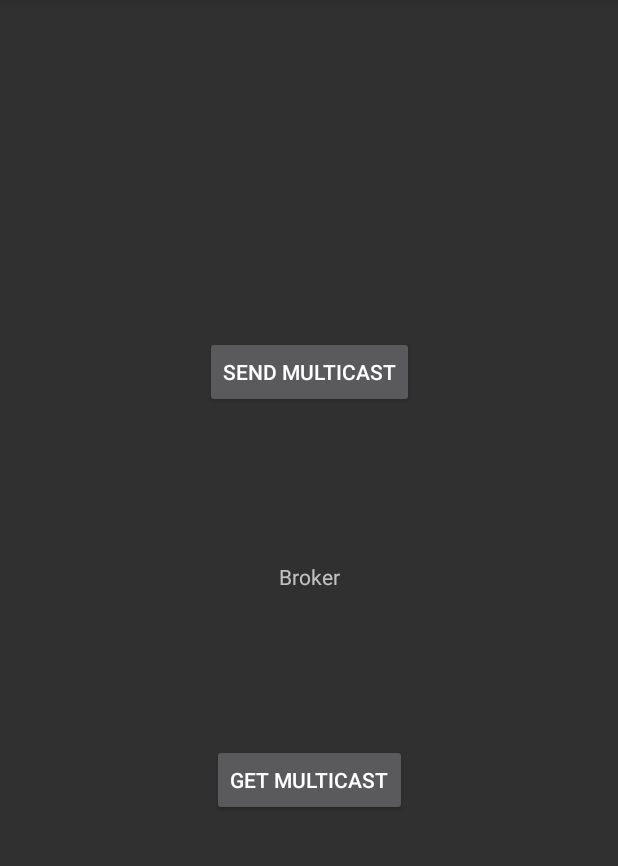
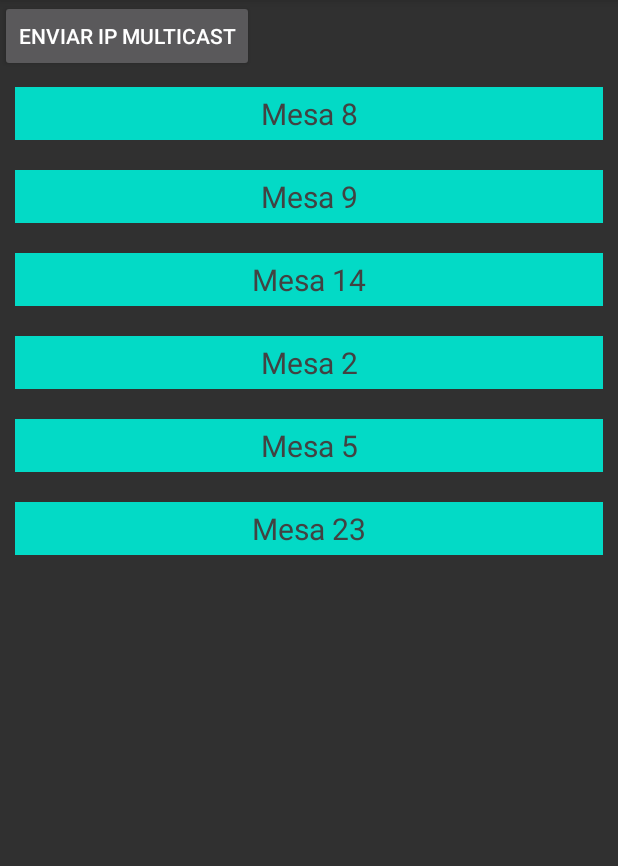
Before and after one commit to diegoginko/CheMozo, an Android app built with Jetpack Compose: the screen it shows after launch (BrokerActivity), after a tap on "BROKER", on a phone screen of 412 x 824 dp, the part 84-950 px from its top. Run offline under Robolectric (Android 15) with nearby library versions, the phone set to English and light mode, and no system bars; our stand-ins replace data binding; libraries missing offline, so code that uses them is left out: mqtt.broker, mqtt.broker.interfaces, mqtt.packets, mqtt.packets.mqtt; 4 statements that could not run were skipped.

Commit message:
Implemento adapter dispositivos

```diff
--- a/App/androidApp/src/main/java/com/diegoginko/chemozo/android/application/CheMozo.kt
+++ b/App/androidApp/src/main/java/com/diegoginko/chemozo/android/application/CheMozo.kt
@@ -1,6 +1,7 @@
 package com.diegoginko.chemozo.android.application
 
 import android.app.Application
+import com.diegoginko.chemozo.android.di.adapterModule
 import com.diegoginko.chemozo.android.di.appModule
 import com.diegoginko.chemozo.di.initKoin
 import org.koin.android.BuildConfig
@@ -15,7 +16,7 @@ class CheMozo : Application() {
         initKoin {
             androidLogger(if (BuildConfig.DEBUG) Level.ERROR else Level.NONE)
             androidContext(this@CheMozo)
-            modules(appModule)
+            modules(appModule, adapterModule)
         }
 
     }
--- /dev/null
+++ b/App/androidApp/src/main/java/com/diegoginko/chemozo/android/di/AdapterModule.kt
@@ -0,0 +1,14 @@
+package com.diegoginko.chemozo.android.di
+
+import com.diegoginko.chemozo.android.ui.broker.adapter.DispositivosAdapter
+import org.koin.dsl.module
+
+val adapterModule = module {
+    fun provideDispositivosAdapter() : DispositivosAdapter{
+        return DispositivosAdapter()
+    }
+
+    single{
+        provideDispositivosAdapter()
+    }
+}
--- /dev/null
+++ b/App/androidApp/src/main/java/com/diegoginko/chemozo/android/entidades/Dispositivo.kt
@@ -0,0 +1,7 @@
+package com.diegoginko.chemozo.android.entidades
+
+data class Dispositivo(
+    var nombre : String = "",
+    var alias : String = "",
+    var activo : Boolean = true
+)
--- a/App/androidApp/src/main/java/com/diegoginko/chemozo/android/ui/broker/BrokerActivity.kt
+++ b/App/androidApp/src/main/java/com/diegoginko/chemozo/android/ui/broker/BrokerActivity.kt
@@ -4,8 +4,13 @@ import androidx.appcompat.app.AppCompatActivity
 import android.os.Bundle
 import android.widget.Toast
 import androidx.databinding.DataBindingUtil
+import androidx.recyclerview.widget.LinearLayoutManager
+import androidx.recyclerview.widget.RecyclerView
 import com.diegoginko.chemozo.android.R
 import com.diegoginko.chemozo.android.databinding.ActivityBrokerBinding
+import com.diegoginko.chemozo.android.entidades.Dispositivo
+import com.diegoginko.chemozo.android.ui.broker.adapter.DispositivosAdapter
+import org.koin.android.ext.android.inject
 import org.koin.androidx.viewmodel.ext.android.viewModel
 
 class BrokerActivity : AppCompatActivity() {
@@ -14,6 +19,8 @@ class BrokerActivity : AppCompatActivity() {
 
     private lateinit var binding : ActivityBrokerBinding
 
+    private val adapter: DispositivosAdapter by inject()
+
 
     @OptIn(ExperimentalUnsignedTypes::class)
     override fun onCreate(savedInstanceState: Bundle?) {
@@ -21,7 +28,9 @@ class BrokerActivity : AppCompatActivity() {
         binding = DataBindingUtil.setContentView(this, R.layout.activity_broker)
         binding.brokerViewModel = model
 
+        initializeDispositivos()
         setObservables()
+
     }
 
     @OptIn(ExperimentalUnsignedTypes::class)
@@ -32,4 +41,21 @@ class BrokerActivity : AppCompatActivity() {
             }
         }
     }
+
+    private fun initializeDispositivos(){
+        val listDispositivos = binding.rvDispositivos
+        listDispositivos.layoutManager = LinearLayoutManager(this, RecyclerView.VERTICAL, false)
+        listDispositivos.setHasFixedSize(true)
+        listDispositivos.adapter = adapter
+
+        val dispositivos = arrayListOf<Dispositivo>()
+        dispositivos.add(Dispositivo("Prueba","Mesa 8"))
+        dispositivos.add(Dispositivo("Prueba","Mesa 9"))
+        dispositivos.add(Dispositivo("Prueba","Mesa 14"))
+        dispositivos.add(Dispositivo("Prueba","Mesa 2"))
+        dispositivos.add(Dispositivo("Prueba","Mesa 5"))
+        dispositivos.add(Dispositivo("Prueba","Mesa 23"))
+
+        adapter.setComprobantes(dispositivos)
+    }
 }
--- /dev/null
+++ b/App/androidApp/src/main/java/com/diegoginko/chemozo/android/ui/broker/adapter/DispositivosAdapter.kt
@@ -0,0 +1,64 @@
+package com.diegoginko.chemozo.android.ui.broker.adapter
+
+import android.view.LayoutInflater
+import android.view.View
+import android.view.ViewGroup
+import android.widget.AdapterView
+import androidx.appcompat.widget.PopupMenu
+import androidx.recyclerview.widget.RecyclerView
+import com.diegoginko.chemozo.android.R
+import com.diegoginko.chemozo.android.databinding.ItemDispositivoBinding
+import com.diegoginko.chemozo.android.entidades.Dispositivo
+
+class DispositivosAdapter(): RecyclerView.Adapter<DispositivosViewHolder>(), AdapterView.OnItemLongClickListener  {
+
+    private var listaDispositivos: ArrayList<Dispositivo> = ArrayList()
+    private var dispositivoSeleccionado: Dispositivo? = null
+
+    override fun onCreateViewHolder(parent: ViewGroup, viewType: Int): DispositivosViewHolder {
+        val inflater = LayoutInflater.from(parent.context)
+        val binding = ItemDispositivoBinding.inflate(inflater, parent, false)
+        return DispositivosViewHolder(binding)
+    }
+
+    override fun getItemCount(): Int {
+        return listaDispositivos.size
+    }
+
+    override fun onBindViewHolder(holder: DispositivosViewHolder, position: Int) {
+        holder.bind(listaDispositivos[position],this)
+    }
+
+    fun setComprobantes(dispositivos: ArrayList<Dispositivo>) {
+        listaDispositivos = dispositivos
+        notifyDataSetChanged()
+    }
+
+    override fun onItemLongClick(
+        parent: AdapterView<*>?,
+        view: View?,
+        position: Int,
+        id: Long
+    ): Boolean {
+        view?.let { v ->
+            dispositivoSeleccionado = listaDispositivos[position]
+            val popup = PopupMenu(v.context, v)
+            popup.setOnMenuItemClickListener { item ->
+                when (item?.itemId) {
+                    R.id.crear_alias_dispositivo_menu -> {
+                        dispositivoSeleccionado?.let {
+                            //Todo: dialog crear alias
+                        }
+                    }
+                    else -> {
+                        dispositivoSeleccionado = null
+                    }
+                }
+                true
+            }
+            popup.inflate(R.menu.menu_seleccion_dispositivos)
+            popup.show()
+        }
+        return true
+    }
+}
--- /dev/null
+++ b/App/androidApp/src/main/java/com/diegoginko/chemozo/android/ui/broker/adapter/DispositivosViewHolder.kt
@@ -0,0 +1,20 @@
+package com.diegoginko.chemozo.android.ui.broker.adapter
+
+import android.widget.AdapterView
+import androidx.recyclerview.widget.RecyclerView
+import com.diegoginko.chemozo.android.databinding.ItemDispositivoBinding
+import com.diegoginko.chemozo.android.entidades.Dispositivo
+
+class DispositivosViewHolder(
+    private val binding: ItemDispositivoBinding
+) : RecyclerView.ViewHolder(binding.root) {
+    fun bind(dispositivo: Dispositivo, listener: AdapterView.OnItemLongClickListener){
+        binding.tvNombre.text = dispositivo.alias.ifEmpty {
+            dispositivo.nombre
+        }
+        binding.clBackgroundDispositivo.setOnLongClickListener { v ->
+            listener.onItemLongClick(v?.parent as? AdapterView<*>?, v, adapterPosition, itemId)
+            true
+        }
+    }
+}
--- a/App/androidApp/src/main/res/layout/activity_broker.xml
+++ b/App/androidApp/src/main/res/layout/activity_broker.xml
@@ -22,18 +22,17 @@
             app:layout_constraintTop_toTopOf="parent"
             app:layout_constraintStart_toStartOf="parent"
             app:layout_constraintEnd_toEndOf="parent"
-            app:layout_constraintBottom_toBottomOf="parent"/>
+            app:layout_constraintBottom_toBottomOf="parent"
+            android:visibility="gone"/>
 
         <Button
             android:id="@+id/btnSendMulticast"
             android:layout_width="wrap_content"
             android:layout_height="wrap_content"
-            android:text="Send Multicast"
+            android:text="Enviar Ip Multicast"
             android:onClick="@{() -> brokerViewModel.onSendMulticast()}"
             app:layout_constraintTop_toTopOf="parent"
-            app:layout_constraintBottom_toTopOf="@id/btnGetMulticast"
-            app:layout_constraintStart_toStartOf="parent"
-            app:layout_constraintEnd_toEndOf="parent" />
+            app:layout_constraintStart_toStartOf="parent" />
 
         <Button
             android:id="@+id/btnGetMulticast"
@@ -44,7 +43,18 @@
             app:layout_constraintTop_toBottomOf="@id/btnSendMulticast"
             app:layout_constraintBottom_toBottomOf="parent"
             app:layout_constraintStart_toStartOf="parent"
-            app:layout_constraintEnd_toEndOf="parent" />
+            app:layout_constraintEnd_toEndOf="parent"
+            android:visibility="gone"/>
+
+        <androidx.recyclerview.widget.RecyclerView
+            android:id="@+id/rv_dispositivos"
+            android:layout_width="match_parent"
+            android:layout_height="0dp"
+            android:orientation="vertical"
+            app:layout_constraintBottom_toBottomOf="parent"
+            app:layout_constraintEnd_toEndOf="parent"
+            app:layout_constraintStart_toStartOf="parent"
+            app:layout_constraintTop_toBottomOf="@+id/btnSendMulticast"/>
 
     </androidx.constraintlayout.widget.ConstraintLayout>
 </layout>
--- /dev/null
+++ b/App/androidApp/src/main/res/layout/item_dispositivo.xml
@@ -0,0 +1,35 @@
+<?xml version="1.0" encoding="utf-8"?>
+<layout xmlns:tools="http://schemas.android.com/tools"
+    xmlns:android="http://schemas.android.com/apk/res/android"
+    xmlns:app="http://schemas.android.com/apk/res-auto">
+
+    <data>
+    </data>
+
+    <androidx.constraintlayout.widget.ConstraintLayout
+        android:id="@+id/cl_background_dispositivo"
+        android:layout_width="match_parent"
+        android:layout_height="35dp"
+        android:background="@color/design_default_color_secondary"
+        app:layout_constraintBottom_toBottomOf="parent"
+        app:layout_constraintEnd_toEndOf="parent"
+        app:layout_constraintStart_toStartOf="parent"
+        app:layout_constraintTop_toTopOf="parent"
+        android:layout_margin="10dp">
+
+        <TextView
+            android:id="@+id/tv_nombre"
+            android:layout_width="wrap_content"
+            android:layout_height="wrap_content"
+            android:gravity="center"
+            android:textSize="20sp"
+            android:textColor="@color/cardview_dark_background"
+            android:text="Dispositivo"
+            app:layout_constraintEnd_toEndOf="parent"
+            app:layout_constraintStart_toStartOf="parent"
+            app:layout_constraintBottom_toBottomOf="parent"
+            app:layout_constraintTop_toTopOf="parent" />
+
+    </androidx.constraintlayout.widget.ConstraintLayout>
+
+</layout>
--- /dev/null
+++ b/App/androidApp/src/main/res/menu/menu_seleccion_dispositivos.xml
@@ -0,0 +1,9 @@
+<?xml version="1.0" encoding="utf-8"?>
+<menu xmlns:android="http://schemas.android.com/apk/res/android"
+    xmlns:app="http://schemas.android.com/apk/res-auto">
+    <item
+        android:id="@+id/crear_alias_dispositivo_menu"
+        android:title="Asignar alias"
+        app:showAsAction="never"
+        android:orderInCategory="200"/>
+</menu>
```
